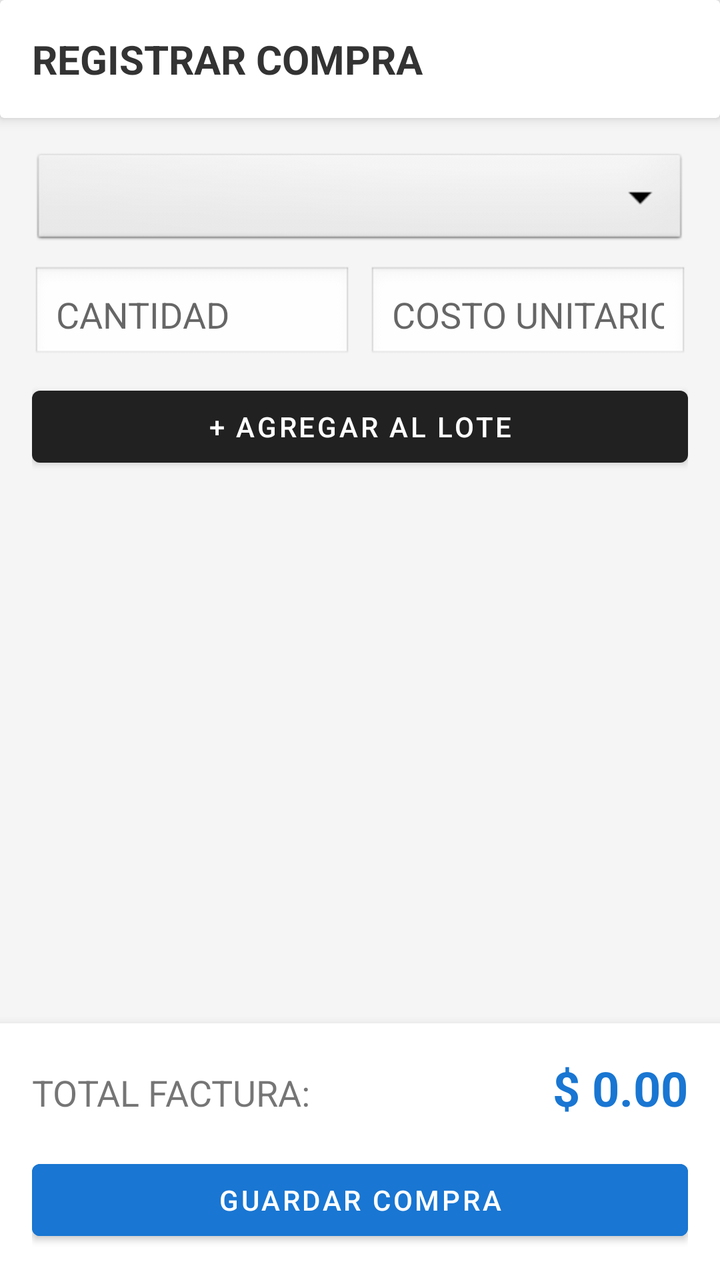
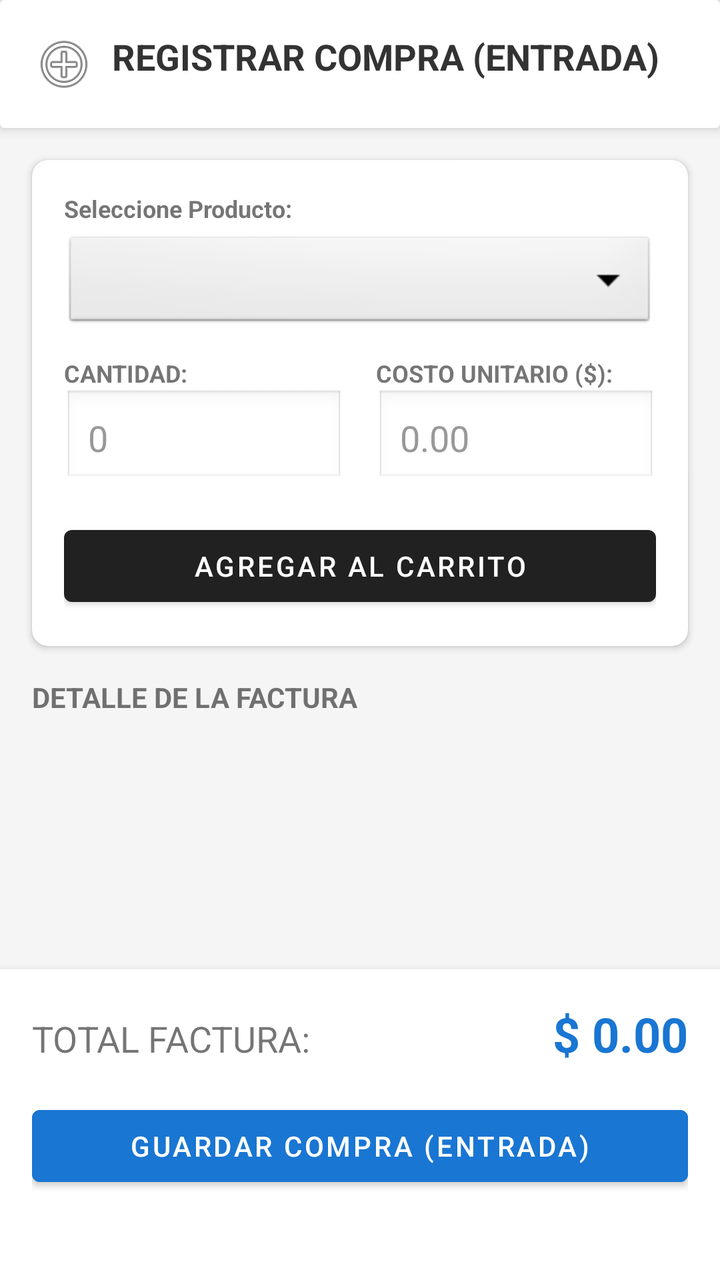

Screens rendered from an Android XML layout before and after an edit, with the pre-edit source and the edit as a unified diff.
<!-- AndroidManifest.xml: application theme Theme.MaterialComponents.DayNight.DarkActionBar -->
<!-- res/layout/activity_purchase.xml -->
<?xml version="1.0" encoding="utf-8"?>
<LinearLayout xmlns:android="http://schemas.android.com/apk/res/android"
    xmlns:app="http://schemas.android.com/apk/res-auto"
    android:layout_width="match_parent"
    android:layout_height="match_parent"
    android:orientation="vertical"
    android:background="#F5F5F5">

    
    <androidx.cardview.widget.CardView
        android:layout_width="match_parent"
        android:layout_height="wrap_content"
        app:cardElevation="4dp"
        app:cardBackgroundColor="#FFFFFF">
        <TextView
            android:text="REGISTRAR COMPRA"
            android:textSize="20sp"
            android:textStyle="bold"
            android:textColor="#333333"
            android:padding="16dp"
            android:layout_width="match_parent"
            android:layout_height="wrap_content"/>
    </androidx.cardview.widget.CardView>

    
    <LinearLayout
        android:padding="16dp"
        android:orientation="vertical"
        android:layout_width="match_parent"
        android:layout_height="wrap_content">

        <Spinner
            android:id="@+id/spProducts"
            android:background="@android:drawable/btn_dropdown"
            android:layout_marginBottom="8dp"
            android:layout_width="match_parent"
            android:layout_height="50dp"/>

        <LinearLayout
            android:orientation="horizontal"
            android:layout_width="match_parent"
            android:layout_height="wrap_content">

            <EditText
                android:id="@+id/etQuantity"
                android:hint="CANTIDAD"
                android:inputType="numberDecimal"
                android:textColor="#000000"
                android:background="@android:drawable/edit_text"
                android:padding="12dp"
                android:layout_weight="1"
                android:layout_width="0dp"
                android:layout_height="wrap_content"/>

            <EditText
                android:id="@+id/etPurchasePrice"
                android:hint="COSTO UNITARIO"
                android:inputType="numberDecimal"
                android:textColor="#000000"
                android:background="@android:drawable/edit_text"
                android:padding="12dp"
                android:layout_marginStart="8dp"
                android:layout_weight="1"
                android:layout_width="0dp"
                android:layout_height="wrap_content"/>
        </LinearLayout>

        <Button
            android:id="@+id/btnAddPurchase"
            android:text="+ AGREGAR AL LOTE"
            android:layout_marginTop="8dp"
            android:layout_width="match_parent"
            android:layout_height="wrap_content"/>
    </LinearLayout>

    
    <androidx.recyclerview.widget.RecyclerView
        android:id="@+id/rvPurchaseCart"
        android:layout_weight="1"
        android:layout_width="match_parent"
        android:layout_height="0dp"
        android:padding="8dp"/>

    
    <LinearLayout
        android:orientation="vertical"
        android:background="#FFFFFF"
        android:padding="16dp"
        android:elevation="8dp"
        android:layout_width="match_parent"
        android:layout_height="wrap_content">

        <LinearLayout
            android:orientation="horizontal"
            android:layout_marginBottom="16dp"
            android:layout_width="match_parent"
            android:layout_height="wrap_content">

            <TextView
                android:text="TOTAL FACTURA:"
                android:textSize="18sp"
                android:layout_weight="1"
                android:layout_width="0dp"
                android:layout_height="wrap_content"/>

            <TextView
                android:id="@+id/txtTotalPurchase"
                android:text="$ 0.00"
                android:textSize="24sp"
                android:textStyle="bold"
                android:textColor="#1976D2"
                android:layout_width="wrap_content"
                android:layout_height="wrap_content"/>
        </LinearLayout>

        <Button
            android:id="@+id/btnSavePurchase"
            android:text="GUARDAR COMPRA"
            android:backgroundTint="#1976D2"
            android:layout_width="match_parent"
            android:layout_height="wrap_content"/>
    </LinearLayout>
</LinearLayout>
<!-- resources referenced by this layout -->
<resources>

</resources>

<!-- the commit's change to res/layout/activity_purchase.xml (unified diff, before → after) -->
@@ -12,74 +12,140 @@
         android:layout_height="wrap_content"
         app:cardElevation="4dp"
         app:cardBackgroundColor="#FFFFFF">
-        <TextView
-            android:text="REGISTRAR COMPRA"
-            android:textSize="20sp"
-            android:textStyle="bold"
-            android:textColor="#333333"
+        
+        <LinearLayout
             android:padding="16dp"
+            android:orientation="horizontal"
+            android:gravity="center_vertical"
             android:layout_width="match_parent"
-            android:layout_height="wrap_content"/>
+            android:layout_height="wrap_content">
+
+            <TextView
+                android:text="REGISTRAR COMPRA (ENTRADA)"
+                android:textSize="18sp"
+                android:textStyle="bold"
+                android:textColor="#333333"
+                android:drawablePadding="8dp"
+                app:drawableStartCompat="@android:drawable/ic_menu_add" 
+                android:layout_width="match_parent"
+                android:layout_height="wrap_content"/>
+        </LinearLayout>
     </androidx.cardview.widget.CardView>
 
     
-    <LinearLayout
-        android:padding="16dp"
-        android:orientation="vertical"
+    <androidx.cardview.widget.CardView
+        android:layout_margin="16dp"
         android:layout_width="match_parent"
-        android:layout_height="wrap_content">
-
-        <Spinner
-            android:id="@+id/spProducts"
-            android:background="@android:drawable/btn_dropdown"
-            android:layout_marginBottom="8dp"
-            android:layout_width="match_parent"
-            android:layout_height="50dp"/>
+        android:layout_height="wrap_content"
+        app:cardCornerRadius="8dp">
 
         <LinearLayout
-            android:orientation="horizontal"
+            android:padding="16dp"
+            android:orientation="vertical"
             android:layout_width="match_parent"
             android:layout_height="wrap_content">
 
-            <EditText
-                android:id="@+id/etQuantity"
-                android:hint="CANTIDAD"
-                android:inputType="numberDecimal"
-                android:textColor="#000000"
-                android:background="@android:drawable/edit_text"
-                android:padding="12dp"
-                android:layout_weight="1"
-                android:layout_width="0dp"
+            <TextView
+                android:text="Seleccione Producto:"
+                android:textSize="12sp"
+                android:textStyle="bold"
+                android:layout_marginBottom="4dp"
+                android:layout_width="wrap_content"
                 android:layout_height="wrap_content"/>
 
-            <EditText
-                android:id="@+id/etPurchasePrice"
-                android:hint="COSTO UNITARIO"
-                android:inputType="numberDecimal"
-                android:textColor="#000000"
-                android:background="@android:drawable/edit_text"
-                android:padding="12dp"
-                android:layout_marginStart="8dp"
-                android:layout_weight="1"
-                android:layout_width="0dp"
+            <Spinner
+                android:id="@+id/spProducts"
+                android:background="@android:drawable/btn_dropdown"
+                android:layout_marginBottom="12dp"
+                android:layout_width="match_parent"
+                android:layout_height="50dp"/>
+
+            <LinearLayout
+                android:orientation="horizontal"
+                android:layout_width="match_parent"
+                android:layout_height="wrap_content">
+
+                
+                <LinearLayout
+                    android:orientation="vertical"
+                    android:layout_weight="1"
+                    android:layout_marginEnd="8dp"
+                    android:layout_width="0dp"
+                    android:layout_height="wrap_content">
+                    
+                    <TextView
+                        android:text="CANTIDAD:"
+                        android:textSize="12sp"
+                        android:textStyle="bold"
+                        android:layout_width="wrap_content"
+                        android:layout_height="wrap_content"/>
+
+                    <EditText
+                        android:id="@+id/etQuantity"
+                        android:hint="0"
+                        android:inputType="numberDecimal"
+                        android:textColor="#000000"
+                        android:textColorHint="#999999"
+                        android:background="@android:drawable/edit_text"
+                        android:padding="12dp"
+                        android:layout_width="match_parent"
+                        android:layout_height="wrap_content"/>
+                </LinearLayout>
+
+                
+                <LinearLayout
+                    android:orientation="vertical"
+                    android:layout_weight="1"
+                    android:layout_marginStart="8dp"
+                    android:layout_width="0dp"
+                    android:layout_height="wrap_content">
+
+                    <TextView
+                        android:text="COSTO UNITARIO ($):"
+                        android:textSize="12sp"
+                        android:textStyle="bold"
+                        android:layout_width="wrap_content"
+                        android:layout_height="wrap_content"/>
+
+                    <EditText
+                        android:id="@+id/etPurchasePrice"
+                        android:hint="0.00"
+                        android:inputType="numberDecimal"
+                        android:textColor="#000000"
+                        android:textColorHint="#999999"
+                        android:background="@android:drawable/edit_text"
+                        android:padding="12dp"
+                        android:layout_width="match_parent"
+                        android:layout_height="wrap_content"/>
+                </LinearLayout>
+            </LinearLayout>
+
+            <Button
+                android:id="@+id/btnAddPurchase"
+                android:text="AGREGAR AL CARRITO"
+                android:layout_marginTop="16dp"
+                android:layout_width="match_parent"
                 android:layout_height="wrap_content"/>
         </LinearLayout>
-
-        <Button
-            android:id="@+id/btnAddPurchase"
-            android:text="+ AGREGAR AL LOTE"
-            android:layout_marginTop="8dp"
-            android:layout_width="match_parent"
-            android:layout_height="wrap_content"/>
-    </LinearLayout>
+    </androidx.cardview.widget.CardView>
 
     
+    <TextView
+        android:text="DETALLE DE LA FACTURA"
+        android:textSize="14sp"
+        android:textStyle="bold"
+        android:layout_marginStart="16dp"
+        android:layout_marginBottom="8dp"
+        android:layout_width="wrap_content"
+        android:layout_height="wrap_content"/>
+
     <androidx.recyclerview.widget.RecyclerView
         android:id="@+id/rvPurchaseCart"
         android:layout_weight="1"
         android:layout_width="match_parent"
         android:layout_height="0dp"
-        android:padding="8dp"/>
+        android:paddingStart="16dp"
+        android:paddingEnd="16dp"/>
 
     
     <LinearLayout
@@ -115,8 +181,16 @@
 
         <Button
             android:id="@+id/btnSavePurchase"
-            android:text="GUARDAR COMPRA"
+            android:text="GUARDAR COMPRA (ENTRADA)"
             android:backgroundTint="#1976D2"
+            android:layout_width="match_parent"
+            android:layout_height="wrap_content"/>
+            
+        <TextView
+            android:id="@+id/txtStatus"
+            android:gravity="center"
+            android:layout_marginTop="8dp"
+            android:textColor="#666"
             android:layout_width="match_parent"
             android:layout_height="wrap_content"/>
     </LinearLayout>
